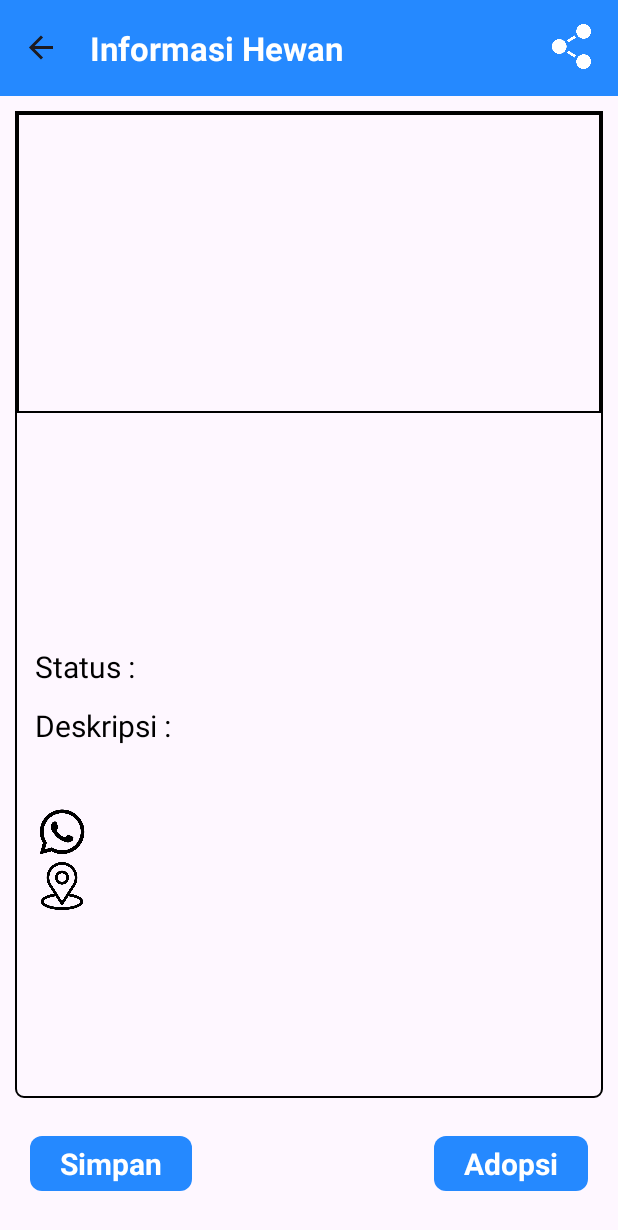
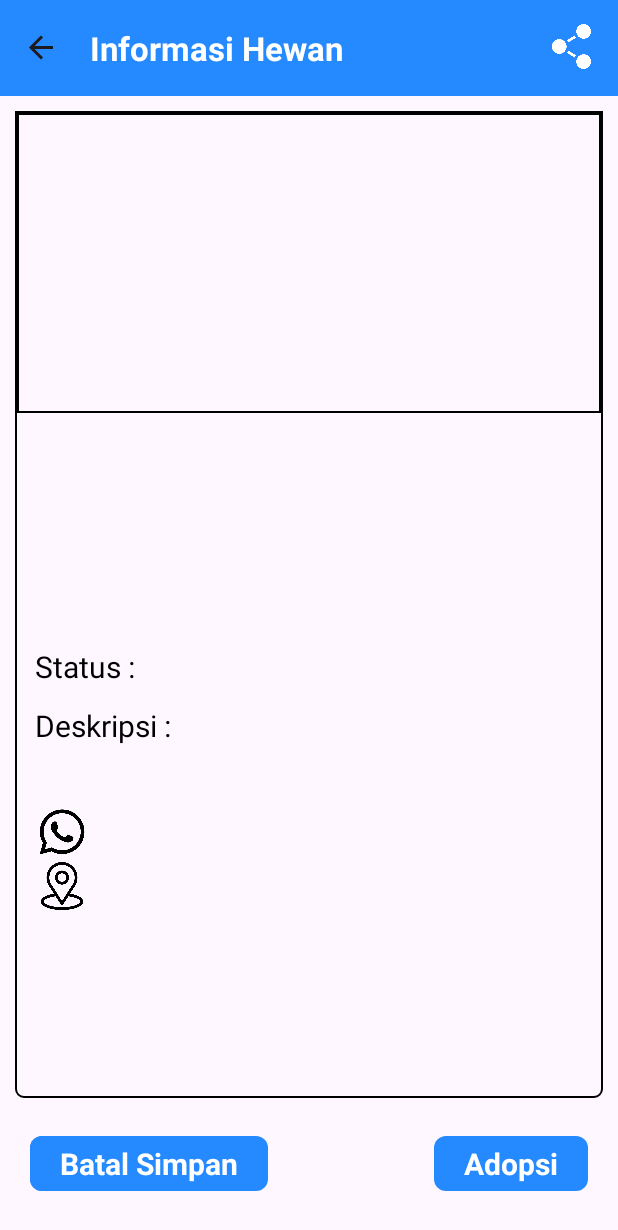
Before and after one commit to rico-r/AdoptMeNow, an Android app: the PetInfoFragment screen opened through its navigation route, on a phone screen of 412 x 824 dp. Shown: the top 1230 px of the screen. Run offline under Robolectric (Android 15) with nearby library versions, the phone set to English and light mode, and no system bars; our stand-ins replace Firebase (no records; nobody signed in at launch, a user with empty details on screens opened directly), data binding, navigation-ui; 2 statements that could not run were skipped.

Commit message:
Make saved post screen & save post functionality

```diff
--- a/app/src/main/java/com/kelompok5/adoptmenow/petinfo/PetInfo.kt
+++ b/app/src/main/java/com/kelompok5/adoptmenow/petinfo/PetInfo.kt
@@ -1,6 +1,5 @@
 package com.kelompok5.adoptmenow.petinfo
 
-import android.content.res.Resources
 import com.google.firebase.database.Exclude
 import com.kelompok5.adoptmenow.R
 import java.io.Serializable
@@ -16,8 +15,7 @@ data class PetInfo(
     var address: String = "",
     var images: List<String> = listOf()
 ) : Serializable {
-    @Exclude
-    fun getStatus(resources: Resources): CharSequence {
-        return resources.getText(if(available) R.string.status_available else R.string.status_not_available)
+    fun getStatus(): Int {
+        return if(available) R.string.status_available else R.string.status_not_available
     }
 }
--- a/app/src/main/java/com/kelompok5/adoptmenow/petinfo/PetInfoFragment.kt
+++ b/app/src/main/java/com/kelompok5/adoptmenow/petinfo/PetInfoFragment.kt
@@ -11,6 +11,7 @@ import android.view.MenuInflater
 import android.view.MenuItem
 import android.view.View
 import android.view.ViewGroup
+import android.widget.Toast
 import androidx.databinding.DataBindingUtil
 import androidx.fragment.app.Fragment
 import androidx.lifecycle.ViewModelProvider
@@ -21,6 +22,7 @@ import com.google.firebase.database.ktx.database
 import com.google.firebase.ktx.Firebase
 import com.kelompok5.adoptmenow.R
 import com.kelompok5.adoptmenow.databinding.FragmentPetInfoBinding
+import com.kelompok5.adoptmenow.saved.SavedViewModel
 
 class PetInfoFragment : Fragment() {
 
@@ -29,7 +31,8 @@ class PetInfoFragment : Fragment() {
 
     override fun onCreate(savedInstanceState: Bundle?) {
         super.onCreate(savedInstanceState)
-        val viewModelFactory = PetInfoViewModelFactory(requireActivity().application)
+        val savedViewModel = ViewModelProvider(requireActivity())[SavedViewModel::class.java]
+        val viewModelFactory = PetInfoViewModelFactory(savedViewModel)
         viewModel =
             ViewModelProvider(this, viewModelFactory)[PetInfoViewModel::class.java]
 
@@ -60,6 +63,11 @@ class PetInfoFragment : Fragment() {
             findNavController().navigate(
                 PetInfoFragmentDirections
                     .actionAdoptionInfoFragmentToAdoptionFormFragment())
+        }
+
+        binding.saveButton.setOnClickListener {
+            viewModel.onSave()
+            Toast.makeText(requireContext(), resources.getString(R.string.post_saved), Toast.LENGTH_SHORT).show()
         }
 
         val imageAdapter = ImageListAdapter()
--- a/app/src/main/java/com/kelompok5/adoptmenow/petinfo/PetInfoViewModel.kt
+++ b/app/src/main/java/com/kelompok5/adoptmenow/petinfo/PetInfoViewModel.kt
@@ -1,20 +1,47 @@
 package com.kelompok5.adoptmenow.petinfo
 
-import android.app.Application
 import android.view.View
-import androidx.lifecycle.AndroidViewModel
+import androidx.lifecycle.MediatorLiveData
 import androidx.lifecycle.MutableLiveData
+import androidx.lifecycle.ViewModel
 import androidx.lifecycle.map
+import com.kelompok5.adoptmenow.saved.SavedViewModel
 
 class PetInfoViewModel(
-    app: Application
-) : AndroidViewModel(app) {
+    private val savedViewModel: SavedViewModel
+) : ViewModel() {
     val pet = MutableLiveData<PetInfo>()
-    val status = pet.map { pet.value?.getStatus(app.resources) }
-    val listVisibility = pet.map { if(pet.value?.images!!.size == 1) View.GONE else View.VISIBLE }
+    val listVisibility = pet.map { visibleIf(pet.value?.images!!.size > 1) }
     val firstImage = pet.map { pet.value?.images!![0] }
     val images = listVisibility.map {
         if(it == View.VISIBLE) pet.value!!.images.drop(0)
         else listOf()
     }
+    private val _isSaved = MediatorLiveData<Boolean>().apply {
+        val update: () -> Unit = {
+            pet.value?.let {
+                this.value = savedViewModel.isSaved(it)
+            }
+        }
+        addSource(pet) { update() }
+        addSource(savedViewModel.savedMap) { update() }
+    }
+    val saveButtonVisibility = _isSaved.map { visibleIf(!it) }
+    val unsaveButtonVisibility = _isSaved.map { visibleIf(it) }
+
+    private fun visibleIf(isVisible: Boolean): Int {
+        return if(isVisible) View.VISIBLE else View.GONE
+    }
+
+    fun onSave() {
+        pet.value?.let {
+            savedViewModel.addSaved(it)
+        }
+    }
+
+    fun onUnsave() {
+        pet.value?.let {
+            savedViewModel.removeSaved(it)
+        }
+    }
 }
--- a/app/src/main/java/com/kelompok5/adoptmenow/petinfo/PetInfoViewModelFactory.kt
+++ b/app/src/main/java/com/kelompok5/adoptmenow/petinfo/PetInfoViewModelFactory.kt
@@ -1,15 +1,15 @@
 package com.kelompok5.adoptmenow.petinfo
 
-import android.app.Application
 import androidx.lifecycle.ViewModel
 import androidx.lifecycle.ViewModelProvider
+import com.kelompok5.adoptmenow.saved.SavedViewModel
 
 class PetInfoViewModelFactory(
-    private val application: Application
+    private val savedViewModel: SavedViewModel
 ) : ViewModelProvider.Factory {
     override fun <T : ViewModel> create(modelClass: Class<T>): T {
         if (modelClass.isAssignableFrom(PetInfoViewModel::class.java)) {
-            return PetInfoViewModel(application) as T
+            return PetInfoViewModel(savedViewModel) as T
         }
         throw IllegalArgumentException("Unknown ViewModel class")
     }
--- /dev/null
+++ b/app/src/main/java/com/kelompok5/adoptmenow/saved/SavedViewModel.kt
@@ -0,0 +1,69 @@
+package com.kelompok5.adoptmenow.saved
+
+import androidx.lifecycle.MutableLiveData
+import androidx.lifecycle.ViewModel
+import androidx.lifecycle.map
+import com.google.firebase.database.DataSnapshot
+import com.google.firebase.database.getValue
+import com.kelompok5.adoptmenow.network.FirebaseData
+import com.kelompok5.adoptmenow.petinfo.PetInfo
+import kotlinx.coroutines.Dispatchers
+import kotlinx.coroutines.GlobalScope
+import kotlinx.coroutines.launch
+import kotlinx.coroutines.withContext
+
+class SavedViewModel : ViewModel() {
+
+    val saved = MutableLiveData<List<PetInfo>>()
+    val lastIndex = MutableLiveData(0)
+    val savedMap = saved.map { list ->
+        list.map { it.id }.zip(list).toMap()
+    }
+
+    init {
+        FirebaseData.savedRef.get().addOnSuccessListener {
+            GlobalScope.launch(Dispatchers.IO) { onGetSavedList(it) }
+        }
+    }
+
+    private suspend fun onGetSavedList(snapshot: DataSnapshot) {
+        // listId in format postId=>index
+        val listId = snapshot.getValue<HashMap<String, Int>>() ?: return
+        // Reverse the list to format index=>postId to maintain the order
+        val reverse = HashMap<Int, String>()
+        for(kv in listId.entries) {
+            reverse[kv.value] = kv.key
+        }
+        val savedList = mutableListOf<PetInfo>()
+        for(id in reverse.values) {
+            if(isSaved(id)) continue
+            val post = FirebaseData.getPostData(id) ?: continue
+            savedList.add(post)
+        }
+        withContext(Dispatchers.Main) {
+            saved.value = savedList
+            lastIndex.value = reverse.keys.last() + 1
+        }
+    }
+
+    fun isSaved(postId: String): Boolean {
+        return savedMap.value?.contains(postId) ?: false
+    }
+
+    fun isSaved(post: PetInfo): Boolean {
+        return isSaved(post.id)
+    }
+
+    fun addSaved(post: PetInfo) {
+        val list = saved.value ?: listOf()
+        saved.value = list + listOf(post)
+        FirebaseData.savedRef.child(post.id).setValue(lastIndex.value)
+        lastIndex.value = lastIndex.value?.inc()
+    }
+
+    fun removeSaved(post: PetInfo) {
+        val list = saved.value ?: listOf()
+        saved.value = list.filter { it.id != post.id }
+        FirebaseData.savedRef.child(post.id).removeValue()
+    }
+}
--- a/app/src/main/res/layout/fragment_pet_info.xml
+++ b/app/src/main/res/layout/fragment_pet_info.xml
@@ -83,7 +83,7 @@
                         android:layout_width="0dp"
                         android:layout_height="wrap_content"
                         android:id="@+id/status"
-                        android:text="@{viewModel.status}"
+                        android:text="@{viewModel.pet.status}"
                         tools:text="@string/status_available"
                         android:textSize="@dimen/info_text_size"
                         app:layout_constraintTop_toTopOf="@id/status_label"
@@ -175,9 +175,26 @@
                 android:layout_marginStart="20dp"
                 android:id="@+id/save_button"
                 android:text="@string/save"
+                android:visibility="@{viewModel.saveButtonVisibility}"
                 app:layout_constraintStart_toStartOf="parent"
                 app:layout_constraintTop_toTopOf="parent"
                 app:layout_constraintBottom_toBottomOf="parent" />
+
+            <TextView
+                android:id="@+id/unsave_button"
+                style="@style/primaryButton"
+                android:layout_width="wrap_content"
+                android:layout_height="wrap_content"
+                android:layout_marginTop="15dp"
+                android:layout_marginBottom="30dp"
+                android:layout_marginStart="20dp"
+                android:text="@string/unsave"
+                android:visibility="@{viewModel.unsaveButtonVisibility}"
+                android:onClick="@{() -> viewModel.onUnsave()}"
+                app:layout_constraintStart_toStartOf="parent"
+                app:layout_constraintTop_toTopOf="parent"
+                app:layout_constraintBottom_toBottomOf="parent"
+                tools:visibility="gone"/>
 
             <TextView
                 style="@style/primaryButton"
--- a/app/src/main/res/values/strings.xml
+++ b/app/src/main/res/values/strings.xml
@@ -10,6 +10,8 @@
     <string name="share">Bagikan</string>
     <string name="share_url">https://adoptme.now/post?id=%s</string>
     <string name="save">Simpan</string>
+    <string name="unsave">Batal Simpan</string>
+    <string name="post_saved">Post berhasil disimpan!</string>
     <string name="adopt">Adopsi</string>
     <string name="adopter_identity">Identitas Calon Adopter</string>
     <string name="full_name">Nama lengkap</string>
@@ -62,4 +64,5 @@
     <string name="create_post_title">POST</string>
     <string name="creating_post">Menyimpan post…</string>
     <string name="post_created">Post berhasil disimpan!</string>
+    <string name="edit">Edit</string>
 </resources>
```
Also changed, not shown: app/src/main/java/com/kelompok5/adoptmenow/network/FirebaseData.kt (+27 -1 lines), app/src/main/java/com/kelompok5/adoptmenow/saved/SavedAdapter.kt (added, +54 -0 lines), app/src/main/java/com/kelompok5/adoptmenow/saved/SavedFragment.kt (+23 -0 lines), app/src/main/res/drawable/bg_simple_rounded.xml (added, +7 -0 lines), app/src/main/res/drawable/button_bw_compact.xml (added, +24 -0 lines), app/src/main/res/layout/list_item_post.xml (added, +94 -0 lines), app/src/main/res/layout/tab_content_saved.xml (+23 -5 lines), app/src/main/res/drawable/ic_trash.png (added).
